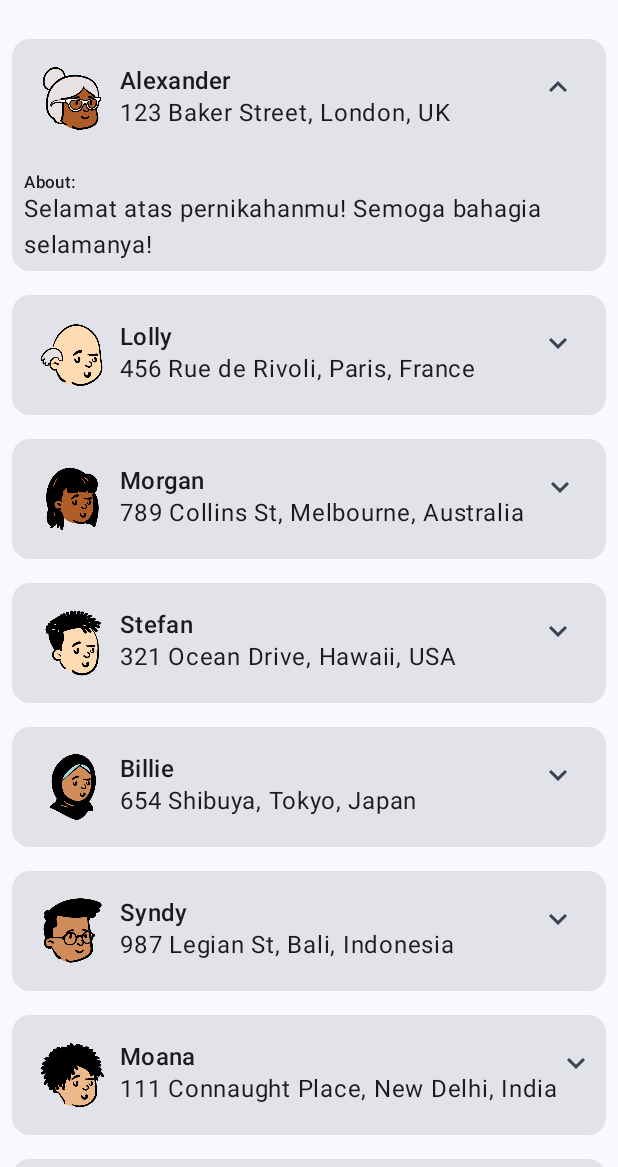
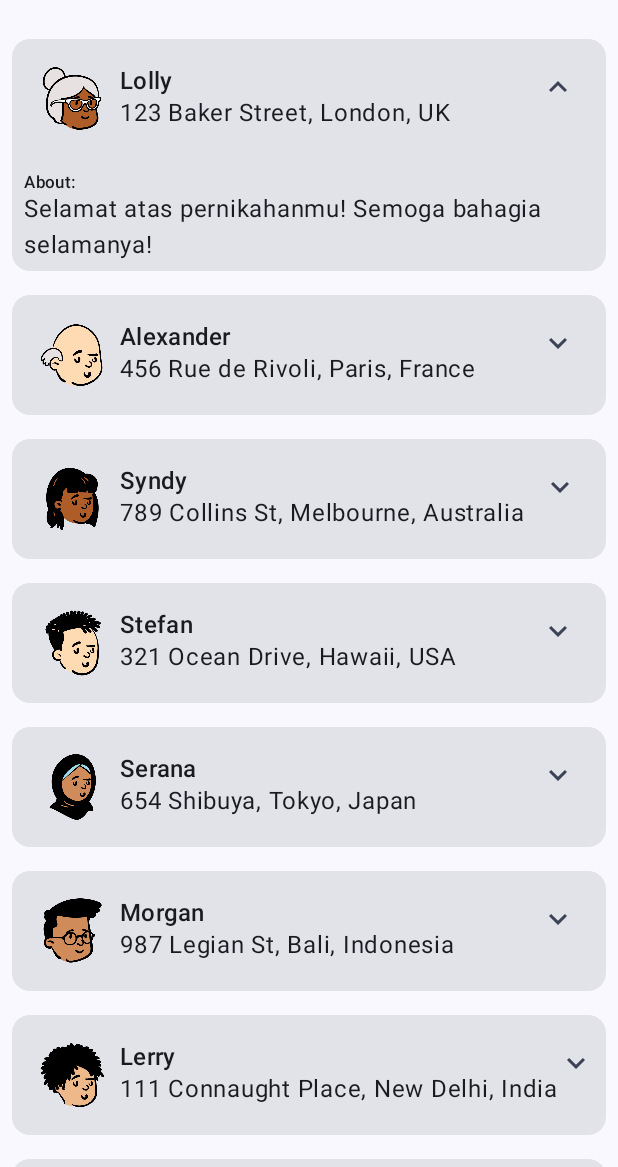
Before and after one commit to ellindaa/ProjectMobile, an Android app built with Jetpack Compose: the screen it shows after launch (MainActivity), after a tap on "See more or less information about a gue", on a phone screen of 412 x 824 dp, the part 69-1236 px from its top. Run offline under Robolectric (Android 15) with nearby library versions, the phone set to English and light mode, and no system bars.

Commit message:
Update strings.xml

```diff
--- a/app/src/main/res/values/strings.xml
+++ b/app/src/main/res/values/strings.xml
@@ -1,4 +1,4 @@
-<resources>
+<!-- <resources>
 
     <string name="app_name">Guest Book</string>
 
@@ -41,4 +41,51 @@
     <string name="about">About:</string>
     <string name="expand_button_content_description">See more or less information about a guest.</string>
 
+</resources> -->
+
+
+
+<resources>
+
+    <string name="app_name">Guest Book</string>
+
+    <string name="guest_name_1">Lolly</string>
+    <string name="guest_address_1">123 Baker Street, London, UK</string>
+    <string name="guest_note_1">Selamat atas pernikahanmu! Semoga bahagia selamanya!</string>
+
+    <string name="guest_name_2">Alexander</string>
+    <string name="guest_address_2">456 Rue de Rivoli, Paris, France</string>
+    <string name="guest_note_2">Cinta dan kebahagiaan selalu menyertai kalian!</string>
+
+    <string name="guest_name_3">Syndy</string>
+    <string name="guest_address_3">789 Collins St, Melbourne, Australia</string>
+    <string name="guest_note_3">Semoga hari-hari kalian dipenuhi cinta dan tawa!</string>
+
+    <string name="guest_name_4">Stefan</string>
+    <string name="guest_address_4">321 Ocean Drive, Hawaii, USA</string>
+    <string name="guest_note_4">Semoga pernikahan ini menjadi petualangan terindah dalam hidup kalian!</string>
+
+    <string name="guest_name_5">Serana</string>
+    <string name="guest_address_5">654 Shibuya, Tokyo, Japan</string>
+    <string name="guest_note_5">Bersama selamanya, selamat menikah!</string>
+
+    <string name="guest_name_6">Morgan</string>
+    <string name="guest_address_6">987 Legian St, Bali, Indonesia</string>
+    <string name="guest_note_6">Cinta adalah hadiah terindah. Selamat berbahagia!</string>
+
+    <string name="guest_name_7">Lerry</string>
+    <string name="guest_address_7">111 Connaught Place, New Delhi, India</string>
+    <string name="guest_note_7">Selamat menempuh hidup baru, semoga bahagia!</string>
+
+    <string name="guest_name_8">Billie</string>
+    <string name="guest_address_8">222 Champs-Élysées, Paris, France</string>
+    <string name="guest_note_8">Cinta yang tulus akan selalu abadi. Selamat!</string>
+
+    <string name="guest_name_9">Moana</string>
+    <string name="guest_address_9">333 King St, Sydney, Australia</string>
+    <string name="guest_note_9">Semoga cinta kalian tumbuh dan bersemi setiap hari!</string>
+
+    <string name="about">About:</string>
+    <string name="expand_button_content_description">See more or less information about a guest.</string>
+
 </resources>
```
